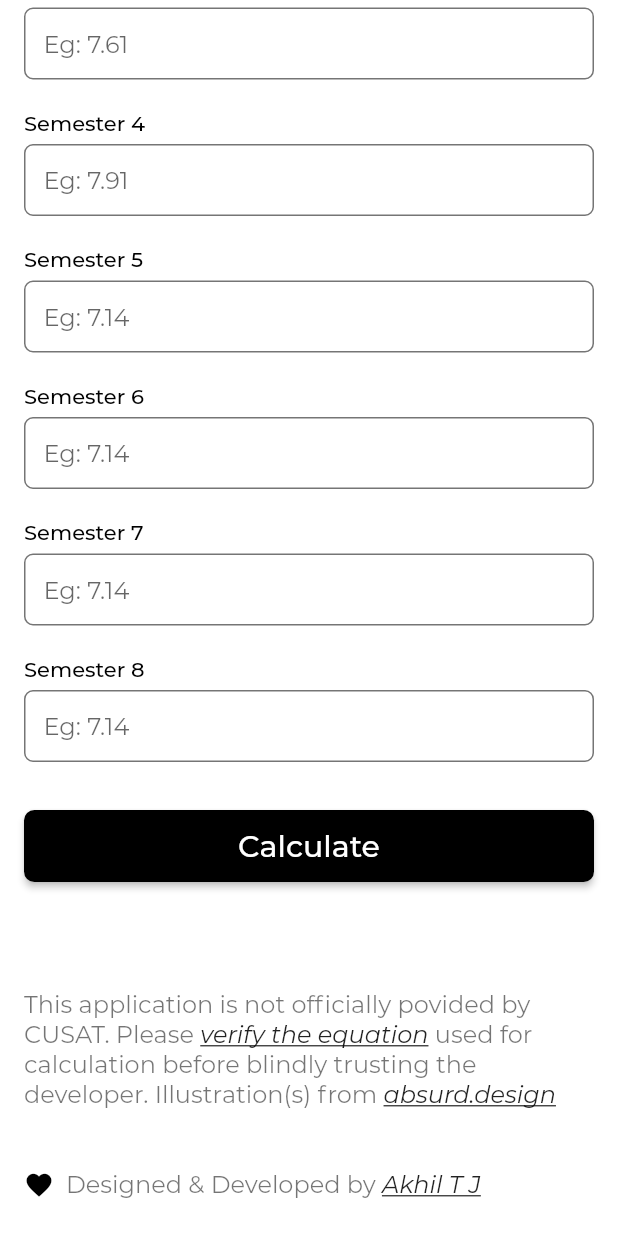
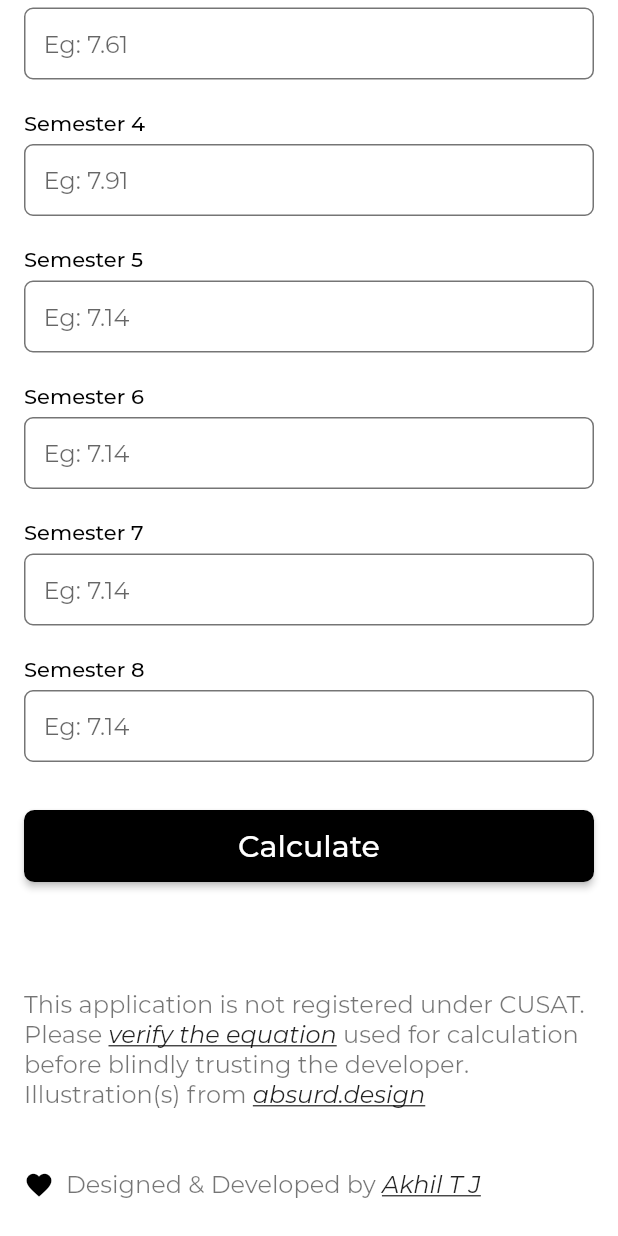
Before and after one commit to akhil-tj/Totalizer, a Flutter app: the screen it shows after launch, scrolled down 838 dp, on a phone screen of 412 x 824 dp. Run offline on Flutter 3.47's test engine with Material 2 defaults, Android fonts, the light colour scheme and no system bars; our stand-ins replace responsive_builder.

Commit message:
corrected a text

```diff
--- a/lib/body_mobile.dart
+++ b/lib/body_mobile.dart
@@ -454,7 +454,7 @@ class CalculatorBodyMobile extends StatelessWidget {
                 children: <TextSpan>[
                   TextSpan(
                       text:
-                          'This application is not officially povided by CUSAT. Please '),
+                          'This application is not registered under CUSAT. Please '),
                   TextSpan(
                     text: 'verify the equation',
                     style: TextStyle(
```
